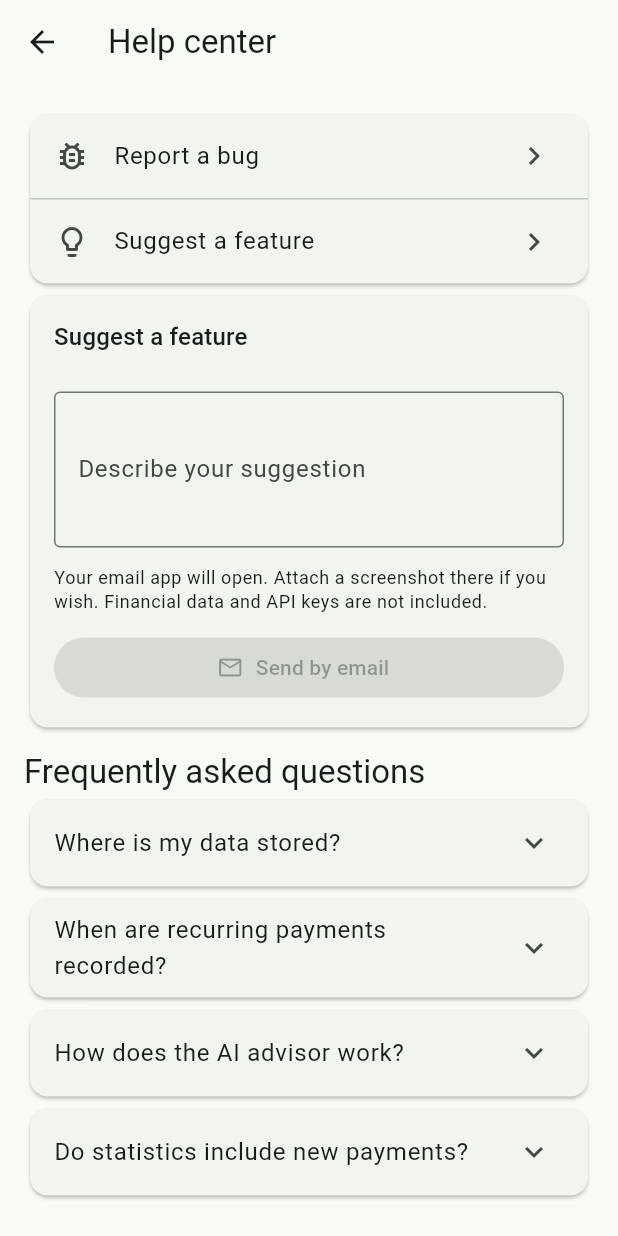
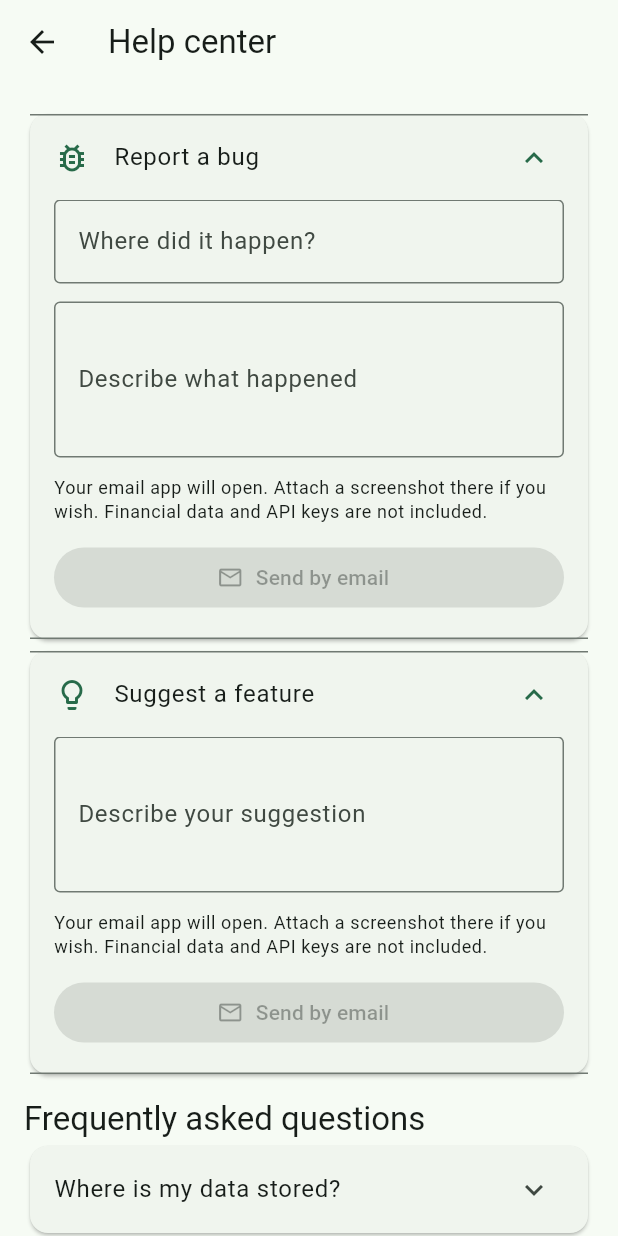
Before and after one commit to MAFIAGETAGAMER/MafiFlow-Mobile, a Flutter app: the MafiHelpCenter screen opened directly with empty values, after a tap on "Report a bug", after a tap on "Suggest a feature", on a phone screen of 412 x 824 dp. Run offline on Flutter 3.47's test engine with Material 3 defaults, Android fonts, the phone set to English and light mode, and no system bars; our stand-ins replace fl_chart, shared_preferences; accounts and stored records are empty.

Commit message:
Update main.dart

```diff
--- a/lib/main.dart
+++ b/lib/main.dart
@@ -1192,14 +1192,14 @@ class MafiHelpCenter extends StatefulWidget {
   @override State<MafiHelpCenter> createState()=>_MafiHelpCenterState();
 }
 class _MafiHelpCenterState extends State<MafiHelpCenter> {
-  String? category;
+  final suggestion=TextEditingController();
   final description=TextEditingController();
   final location=TextEditingController();
   String t(String key)=>helpLabels[widget.language]?[key]??helpLabels['en']![key]??key;
-  @override void dispose(){description.dispose();location.dispose();super.dispose();}
-  Future<void> send() async {
+  @override void dispose(){description.dispose();suggestion.dispose();location.dispose();super.dispose();}
+  Future<void> send(String category, TextEditingController message) async {
     final subject=category=='bug'?'MafiFlow - Bug report':'MafiFlow - Feature suggestion';
-    final body='MafiFlow 1.0.7 Beta 18\nLanguage: ${widget.language}\nSection: ${location.text.trim()}\n\n${description.text.trim()}\n\n(Screenshots can be attached in your email app.)';
+    final body='MafiFlow 1.0.7 Beta 18\nLanguage: ${widget.language}\nSection: ${category=='bug'?location.text.trim():''}\n\n${message.text.trim()}\n\n(Screenshots can be attached in your email app.)';
     final uri=Uri(scheme:'mailto',path:'mafistudio.dev@gmail.com',query:Uri(queryParameters:{'subject':subject,'body':body}).query);
     try {
       if(!await launchUrl(uri,mode:LaunchMode.externalApplication))throw StateError('Email app unavailable');
@@ -1208,23 +1208,40 @@ class _MafiHelpCenterState extends State<MafiHelpCenter> {
       if(mounted)ScaffoldMessenger.of(context).showSnackBar(SnackBar(content:Text(t('emailFailed'))));
     }
   }
+  Widget feedbackSection(String category, TextEditingController message,
+      IconData icon, String title) {
+    return Card(child:ExpansionTile(
+      key:PageStorageKey<String>('feedback_$category'),
+      maintainState:true,
+      leading:Icon(icon),
+      title:Text(t(title)),
+      children:[Padding(
+        padding:const EdgeInsets.fromLTRB(16,0,16,16),
+        child:Column(crossAxisAlignment:CrossAxisAlignment.stretch,children:[
+          if(category=='bug') ...[
+            TextField(controller:location,decoration:InputDecoration(
+              labelText:t('whereBug'),border:const OutlineInputBorder())),
+            const SizedBox(height:12),
+          ],
+          TextField(controller:message,minLines:3,maxLines:6,
+            onChanged:(_)=>setState((){}),decoration:InputDecoration(
+              labelText:t(category=='bug'?'describeBug':'describeIdea'),
+              border:const OutlineInputBorder())),
+          const SizedBox(height:12),
+          Text(t('emailPrivacy'),style:Theme.of(context).textTheme.bodySmall),
+          const SizedBox(height:12),
+          FilledButton.icon(
+            onPressed:message.text.trim().isEmpty?null:()=>send(category,message),
+            icon:const Icon(Icons.mail_outline),label:Text(t('sendEmail'))),
+        ]),
+      )],
+    ));
+  }
   @override Widget build(BuildContext context){
     final theme=Theme.of(context);
     return Scaffold(appBar:AppBar(title:Text(t('helpCenter'))),body:ListView(padding:const EdgeInsets.all(16),children:[
-      Card(child:Column(children:[
-        ListTile(leading:const Icon(Icons.bug_report_outlined),title:Text(t('reportBug')),trailing:const Icon(Icons.chevron_right),onTap:()=>setState((){category='bug';description.clear();location.clear();})),
-        const Divider(height:1),
-        ListTile(leading:const Icon(Icons.lightbulb_outline),title:Text(t('suggestFeature')),trailing:const Icon(Icons.chevron_right),onTap:()=>setState((){category='idea';description.clear();location.clear();})),
-      ])),
-      if(category!=null)Card(child:Padding(padding:const EdgeInsets.all(16),child:Column(crossAxisAlignment:CrossAxisAlignment.stretch,children:[
-        Text(category=='bug'?t('reportBug'):t('suggestFeature'),style:theme.textTheme.titleMedium),
-        const SizedBox(height:12),
-        if(category=='bug')TextField(controller:location,decoration:InputDecoration(labelText:t('whereBug'),border:const OutlineInputBorder())),
-        const SizedBox(height:12),
-        TextField(controller:description,minLines:3,maxLines:6,onChanged:(_)=>setState((){}),decoration:InputDecoration(labelText:category=='bug'?t('describeBug'):t('describeIdea'),border:const OutlineInputBorder())),
-        const SizedBox(height:12),Text(t('emailPrivacy'),style:theme.textTheme.bodySmall),
-        const SizedBox(height:12),FilledButton.icon(onPressed:description.text.trim().isEmpty?null:send,icon:const Icon(Icons.mail_outline),label:Text(t('sendEmail'))),
-      ]))),
+      feedbackSection('bug',description,Icons.bug_report_outlined,'reportBug'),
+      feedbackSection('idea',suggestion,Icons.lightbulb_outline,'suggestFeature'),
       const SizedBox(height:12),Text(t('faq'),style:theme.textTheme.titleLarge),
       for(final q in [['faqDataQ','faqDataA'],['faqPaymentsQ','faqPaymentsA'],['faqAiQ','faqAiA'],['faqStatsQ','faqStatsA']])
         Card(child:ExpansionTile(title:Text(t(q[0])),children:[Padding(padding:const EdgeInsets.fromLTRB(16,0,16,16),child:Align(alignment:Alignment.centerLeft,child:Text(t(q[1]))))])),
```
